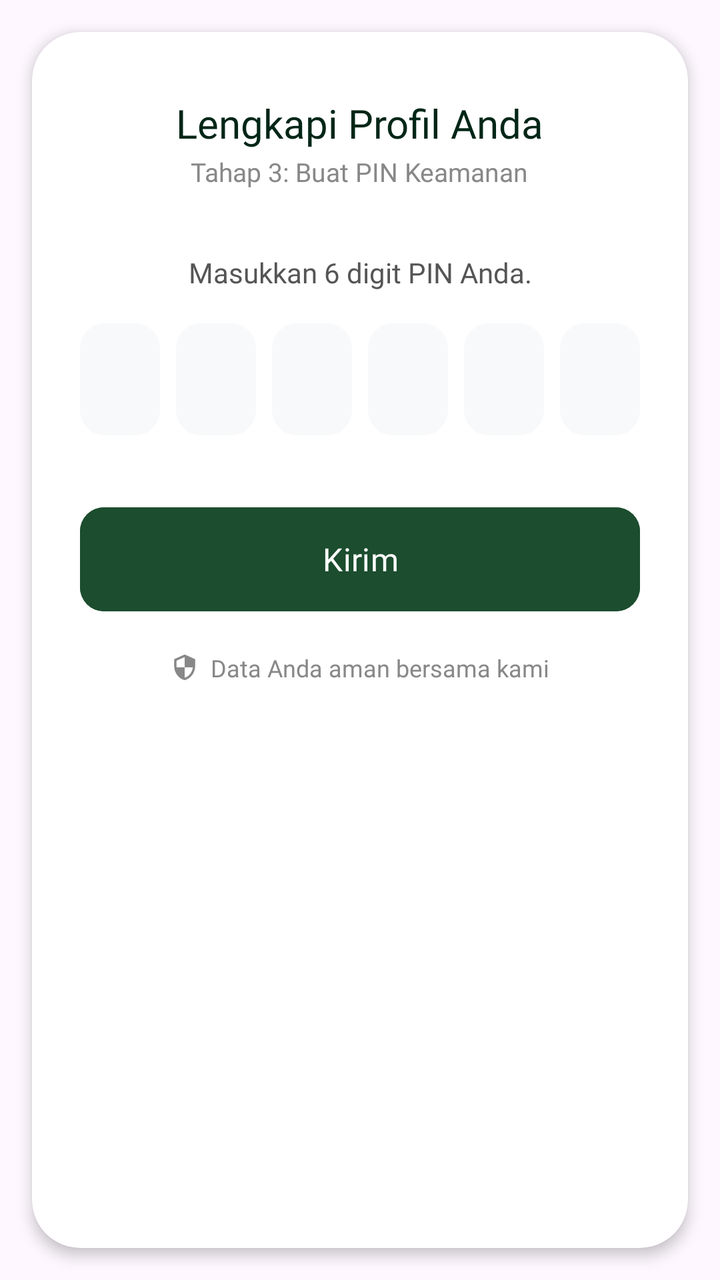
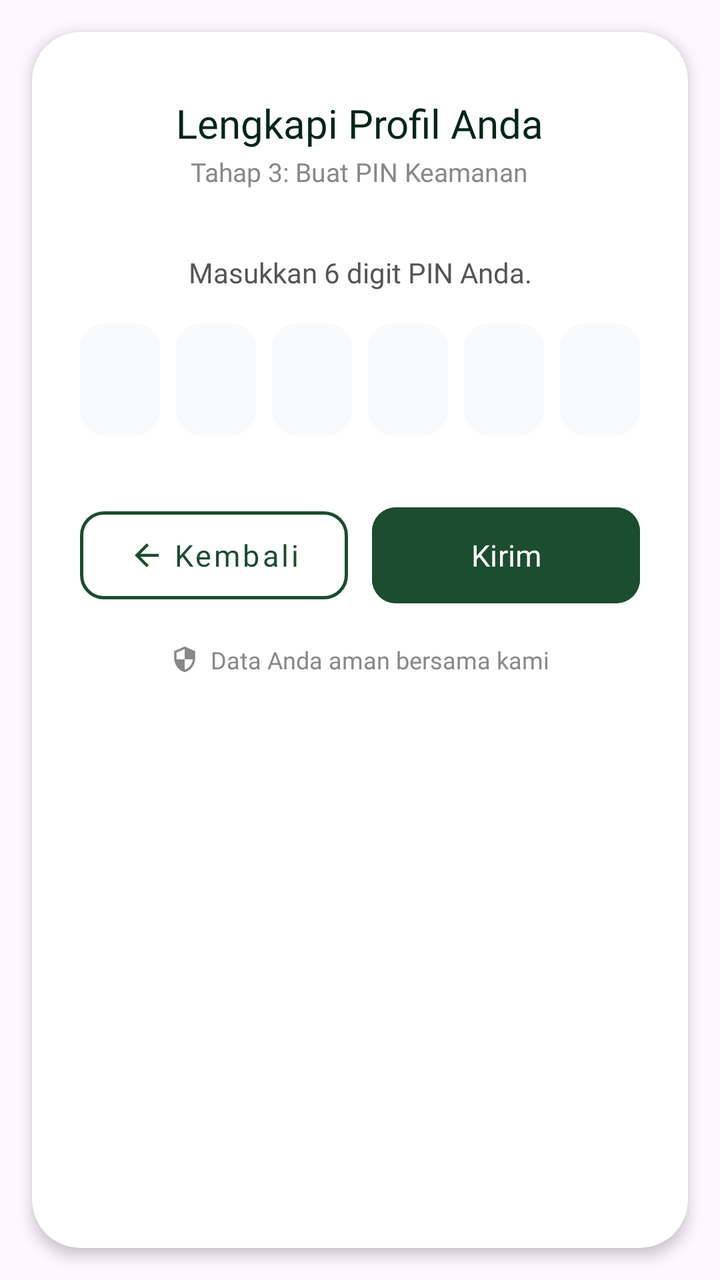

Compare the two renders of this Android layout. The source of the first and the diff that turns it into the second are given below.
<!-- AndroidManifest.xml: application theme Theme.Notasawit -->
<!-- res/layout/fragment_data_diri3.xml -->
<?xml version="1.0" encoding="utf-8"?>
<androidx.core.widget.NestedScrollView xmlns:android="http://schemas.android.com/apk/res/android"
    xmlns:app="http://schemas.android.com/apk/res-auto"
    xmlns:tools="http://schemas.android.com/tools"
    android:id="@+id/scrollView"
    android:layout_width="match_parent"
    android:layout_height="match_parent"
    android:fillViewport="true"
    android:fitsSystemWindows="true"
    tools:context=".Autentikasi.Daftar.DataDiri.DataDiri3Fragment">

    <androidx.cardview.widget.CardView
        android:layout_width="match_parent"
        android:layout_height="wrap_content"
        android:layout_margin="16dp"
        app:cardCornerRadius="24dp"
        app:cardElevation="4dp"
        app:cardBackgroundColor="#FFFFFF">

        <androidx.constraintlayout.widget.ConstraintLayout
            android:layout_width="match_parent"
            android:layout_height="wrap_content"
            android:paddingHorizontal="24dp"
            android:paddingVertical="32dp">

            <LinearLayout
                android:id="@+id/form_header"
                android:layout_width="match_parent"
                android:layout_height="wrap_content"
                android:orientation="vertical"
                android:gravity="center"
                app:layout_constraintEnd_toEndOf="parent"
                app:layout_constraintStart_toStartOf="parent"
                app:layout_constraintTop_toTopOf="parent">

                <TextView
                    android:layout_width="wrap_content"
                    android:layout_height="wrap_content"
                    android:fontFamily="@font/poppins_medium"
                    android:text="Lengkapi Profil Anda"
                    android:textColor="#002617"
                    android:textSize="20sp" />

                <TextView
                    android:layout_width="wrap_content"
                    android:layout_height="wrap_content"
                    android:fontFamily="@font/poppins_regular"
                    android:text="Tahap 3: Buat PIN Keamanan"
                    android:textColor="#888888"
                    android:textSize="13sp"
                    android:layout_marginTop="2dp" />
            </LinearLayout>

            <TextView
                android:id="@+id/tvPinSubtitle"
                android:layout_width="match_parent"
                android:layout_height="wrap_content"
                android:layout_marginTop="32dp"
                android:fontFamily="@font/poppins_regular"
                android:text="Masukkan 6 digit PIN Anda."
                android:textAlignment="center"
                android:textColor="#555555"
                android:textSize="14sp"
                app:layout_constraintTop_toBottomOf="@+id/form_header" />

            <LinearLayout
                android:id="@+id/pin_container"
                android:layout_width="match_parent"
                android:layout_height="wrap_content"
                android:layout_marginTop="16dp"
                android:gravity="center"
                android:orientation="horizontal"
                app:layout_constraintTop_toBottomOf="@+id/tvPinSubtitle">

                <EditText
                    android:id="@+id/pin_1"
                    android:layout_width="0dp"
                    android:layout_height="56dp"
                    android:layout_marginEnd="4dp"
                    android:layout_weight="1"
                    android:background="@drawable/bg_input_field"
                    android:backgroundTint="#F8F9FA"
                    android:fontFamily="@font/poppins_bold"
                    android:gravity="center"
                    android:inputType="numberPassword"
                    android:maxLength="1"
                    android:textColor="#002617"
                    android:textSize="20sp" />

                <EditText
                    android:id="@+id/pin_2"
                    android:layout_width="0dp"
                    android:layout_height="56dp"
                    android:layout_marginHorizontal="4dp"
                    android:layout_weight="1"
                    android:background="@drawable/bg_input_field"
                    android:backgroundTint="#F8F9FA"
                    android:fontFamily="@font/poppins_bold"
                    android:gravity="center"
                    android:inputType="numberPassword"
                    android:maxLength="1"
                    android:textColor="#002617"
                    android:textSize="20sp" />

                <EditText
                    android:id="@+id/pin_3"
                    android:layout_width="0dp"
                    android:layout_height="56dp"
                    android:layout_marginHorizontal="4dp"
                    android:layout_weight="1"
                    android:background="@drawable/bg_input_field"
                    android:backgroundTint="#F8F9FA"
                    android:fontFamily="@font/poppins_bold"
                    android:gravity="center"
                    android:inputType="numberPassword"
                    android:maxLength="1"
                    android:textColor="#002617"
                    android:textSize="20sp" />

                <EditText
                    android:id="@+id/pin_4"
                    android:layout_width="0dp"
                    android:layout_height="56dp"
                    android:layout_marginHorizontal="4dp"
                    android:layout_weight="1"
                    android:background="@drawable/bg_input_field"
                    android:backgroundTint="#F8F9FA"
                    android:fontFamily="@font/poppins_bold"
                    android:gravity="center"
                    android:inputType="numberPassword"
                    android:maxLength="1"
                    android:textColor="#002617"
                    android:textSize="20sp" />

                <EditText
                    android:id="@+id/pin_5"
                    android:layout_width="0dp"
                    android:layout_height="56dp"
                    android:layout_marginHorizontal="4dp"
                    android:layout_weight="1"
                    android:background="@drawable/bg_input_field"
                    android:backgroundTint="#F8F9FA"
                    android:fontFamily="@font/poppins_bold"
                    android:gravity="center"
                    android:inputType="numberPassword"
                    android:maxLength="1"
                    android:textColor="#002617"
                    android:textSize="20sp" />

                <EditText
                    android:id="@+id/pin_6"
                    android:layout_width="0dp"
                    android:layout_height="56dp"
                    android:layout_marginStart="4dp"
                    android:layout_weight="1"
                    android:background="@drawable/bg_input_field"
                    android:backgroundTint="#F8F9FA"
                    android:fontFamily="@font/poppins_bold"
                    android:gravity="center"
                    android:inputType="numberPassword"
                    android:maxLength="1"
                    android:textColor="#002617"
                    android:textSize="20sp" />
            </LinearLayout>

            <com.google.android.material.button.MaterialButton
                android:id="@+id/btn_verify"
                android:layout_width="match_parent"
                android:layout_height="60dp"
                android:layout_marginTop="32dp"
                android:layout_marginBottom="16dp"
                android:backgroundTint="#1B4D2E"
                android:text="Kirim"
                android:textAllCaps="false"
                android:fontFamily="@font/poppins_semibold"
                android:textSize="16sp"
                app:cornerRadius="12dp"
                app:layout_constraintEnd_toEndOf="parent"
                app:layout_constraintStart_toStartOf="parent"
                app:layout_constraintTop_toBottomOf="@+id/pin_container" />

            <LinearLayout
                android:id="@+id/tvSecure"
                android:layout_width="match_parent"
                android:layout_height="wrap_content"
                android:gravity="center"
                android:orientation="horizontal"
                android:layout_marginTop="16dp"
                app:layout_constraintTop_toBottomOf="@+id/btn_verify">
                <ImageView
                    android:layout_width="14dp"
                    android:layout_height="14dp"
                    android:src="@drawable/ic_shield"
                    app:tint="#888888" />
                <TextView
                    android:layout_width="wrap_content"
                    android:layout_height="wrap_content"
                    android:layout_marginStart="6dp"
                    android:text="Data Anda aman bersama kami"
                    android:fontFamily="@font/poppins_regular"
                    android:textSize="12sp"
                    android:textColor="#888888" />
            </LinearLayout>

        </androidx.constraintlayout.widget.ConstraintLayout>
    </androidx.cardview.widget.CardView>
</androidx.core.widget.NestedScrollView>
<!-- resources referenced by this layout -->
<resources>
  <!-- drawable bg_input_field (drawable) -->
  <?xml version="1.0" encoding="utf-8"?>
  <shape xmlns:android="http://schemas.android.com/apk/res/android">
      <solid android:color="@color/bg_input" />
      <stroke android:width="1dp" android:color="@color/stroke_input" />
      <corners android:radius="12dp" />
  </shape>
  <!-- drawable ic_shield (drawable) -->
  <vector xmlns:android="http://schemas.android.com/apk/res/android"
      android:width="24dp"
      android:height="24dp"
      android:viewportWidth="24.0"
      android:viewportHeight="24.0">
      <path
          android:fillColor="#FF000000"
          android:pathData="M12,1L3,5v6c0,5.55 3.84,10.74 9,12c5.16,-1.26 9,-6.45 9,-12V5L12,1zM12,11.99h7c-0.53,4.12 -3.28,7.79 -7,8.94V12H5V6.3l7,-3.11V11.99z"/>
  </vector>
  <style name="Theme.Notasawit" parent="Base.Theme.Notasawit" />
  <color name="bg_input">@color/neutral</color>
  <color name="stroke_input">#DCDEDC</color>
  <style name="Base.Theme.Notasawit" parent="Theme.Material3.Light.NoActionBar">
          
          <item name="colorPrimary">@color/primary</item>
          <item name="colorSecondary">@color/secondary</item>
          <item name="colorTertiary">@color/tertiary</item>
          <item name="android:statusBarColor">@color/white</item>
          <item name="android:windowLightStatusBar">true</item>
          
          <item name="elevationOverlayEnabled">false</item>
          <item name="colorSurface">@color/white</item>
          
          <item name="colorControlNormal">@color/tertiary</item>
          <item name="colorControlActivated">@color/primary</item>
      </style>
  <color name="neutral">#F8F9FA</color>
  <color name="primary">#1B4D2E</color>
  <color name="secondary">#D4AF37</color>
  <color name="tertiary">#002617</color>
  <color name="white">#FFFFFFFF</color>
</resources>

<!-- the commit's change to res/layout/fragment_data_diri3.xml (unified diff, before → after) -->
@@ -163,21 +163,50 @@
                     android:textSize="20sp" />
             </LinearLayout>
 
-            <com.google.android.material.button.MaterialButton
-                android:id="@+id/btn_verify"
-                android:layout_width="match_parent"
-                android:layout_height="60dp"
+            <LinearLayout
+                android:id="@+id/layoutActionButtons"
+                android:layout_width="match_parent"
+                android:layout_height="wrap_content"
+                android:orientation="horizontal"
                 android:layout_marginTop="32dp"
                 android:layout_marginBottom="16dp"
-                android:backgroundTint="#1B4D2E"
-                android:text="Kirim"
-                android:textAllCaps="false"
-                android:fontFamily="@font/poppins_semibold"
-                android:textSize="16sp"
-                app:cornerRadius="12dp"
-                app:layout_constraintEnd_toEndOf="parent"
+                app:layout_constraintTop_toBottomOf="@+id/pin_container"
                 app:layout_constraintStart_toStartOf="parent"
-                app:layout_constraintTop_toBottomOf="@+id/pin_container" />
+                app:layout_constraintEnd_toEndOf="parent">
+
+                <com.google.android.material.button.MaterialButton
+                    android:id="@+id/btnBack"
+                    style="@style/Widget.MaterialComponents.Button.OutlinedButton"
+                    android:layout_width="0dp"
+                    android:layout_height="56dp"
+                    android:layout_weight="1"
+                    android:layout_marginEnd="6dp"
+                    android:text="Kembali"
+                    android:textAllCaps="false"
+                    android:fontFamily="@font/poppins_semibold"
+                    android:textColor="#1B4D2E"
+                    android:textSize="15sp"
+                    app:cornerRadius="12dp"
+                    app:strokeColor="#1B4D2E"
+                    app:strokeWidth="1.5dp"
+                    app:icon="@drawable/ic_arrow_back"
+                    app:iconGravity="textStart"
+                    app:iconTint="#1B4D2E" />
+
+                <com.google.android.material.button.MaterialButton
+                    android:id="@+id/btn_verify"
+                    android:layout_width="0dp"
+                    android:layout_height="56dp"
+                    android:layout_weight="1"
+                    android:layout_marginStart="6dp"
+                    android:backgroundTint="#1B4D2E"
+                    android:text="Kirim"
+                    android:textAllCaps="false"
+                    android:fontFamily="@font/poppins_semibold"
+                    android:textColor="#FFFFFF"
+                    android:textSize="15sp"
+                    app:cornerRadius="12dp" />
+            </LinearLayout>
 
             <LinearLayout
                 android:id="@+id/tvSecure"
@@ -186,7 +215,7 @@
                 android:gravity="center"
                 android:orientation="horizontal"
                 android:layout_marginTop="16dp"
-                app:layout_constraintTop_toBottomOf="@+id/btn_verify">
+                app:layout_constraintTop_toBottomOf="@+id/layoutActionButtons">
                 <ImageView
                     android:layout_width="14dp"
                     android:layout_height="14dp"
<!-- resource entries referenced after the edit -->
@@ -7,6 +7,17 @@
       <stroke android:width="1dp" android:color="@color/stroke_input" />
       <corners android:radius="12dp" />
   </shape>
+  <!-- drawable ic_arrow_back (drawable) -->
+  <vector xmlns:android="http://schemas.android.com/apk/res/android"
+      android:width="24dp"
+      android:height="24dp"
+      android:viewportWidth="24.0"
+      android:viewportHeight="24.0"
+      android:autoMirrored="true">
+      <path
+          android:fillColor="#FF000000"
+          android:pathData="M20,11H7.83l5.59,-5.59L12,4l-8,8 8,8 1.41,-1.41L7.83,13H20v-2z"/>
+  </vector>
   <!-- drawable ic_shield (drawable) -->
   <vector xmlns:android="http://schemas.android.com/apk/res/android"
       android:width="24dp"
